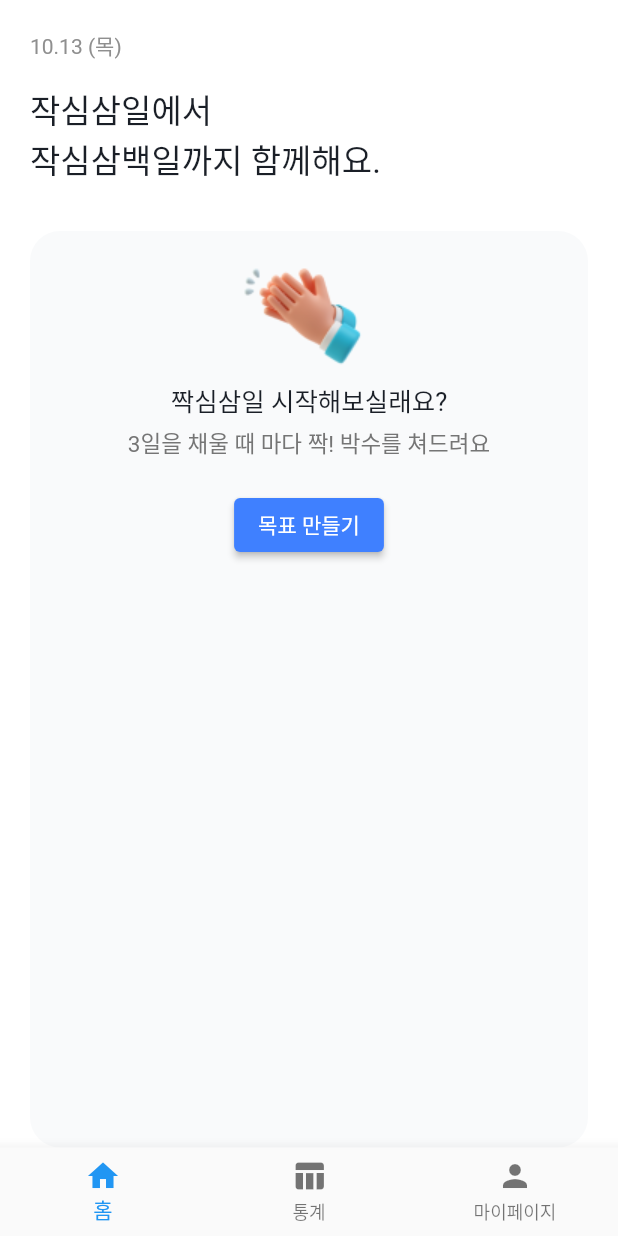
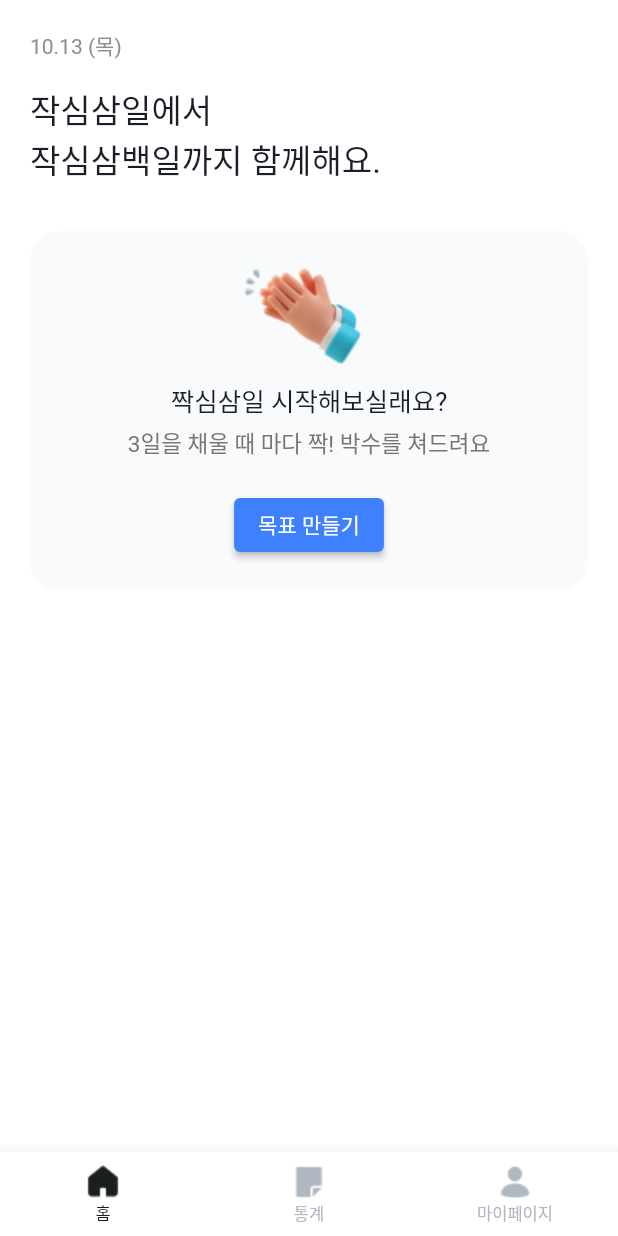
Before and after one commit to depromeet12th/three-days-flutter-archived, a Flutter app: the screen it shows after launch, on a phone screen of 412 x 824 dp. Run offline on Flutter 3.47's test engine with Material 2 defaults, Android fonts, the phone set to English and light mode, and no system bars; our stand-ins replace firebase_core, flutter_dotenv, sqflite; accounts and stored records are empty; Roboto replaces fonts that are missing (Suit).

```diff
--- a/lib/goal/goal_list_page.dart
+++ b/lib/goal/goal_list_page.dart
@@ -113,15 +113,21 @@ class _GoalListPageState extends State<GoalListPage> {
         bottomNavigationBar: BottomNavigationBar(
           items: const [
             BottomNavigationBarItem(
-              icon: Icon(Icons.home),
+              icon: ImageIcon(
+                AssetImage('images/icon_home.png'),
+              ),
               label: '홈',
             ),
             BottomNavigationBarItem(
-              icon: Icon(Icons.table_chart_rounded),
+              icon: ImageIcon(
+                AssetImage('images/icon_statistics.png'),
+              ),
               label: '통계',
             ),
             BottomNavigationBarItem(
-              icon: Icon(Icons.person),
+              icon: ImageIcon(
+                AssetImage('images/icon_mypage.png'),
+              ),
               label: '마이페이지',
             ),
           ],
@@ -144,8 +150,12 @@ class _GoalListPageState extends State<GoalListPage> {
 
   Widget _getGoals(List<Goal> goals) {
     if (goals.isEmpty) {
-      return const InitialGoal();
-    } else {
+      return Column(
+        children: const [
+          InitialGoal(),
+        ],
+      );
+    }
     return ListView.separated(
       scrollDirection: Axis.vertical,
       shrinkWrap: true,
@@ -157,7 +167,6 @@ class _GoalListPageState extends State<GoalListPage> {
       separatorBuilder: (BuildContext context, int index) =>
           const SizedBox(height: 10),
     );
-    }
   }
 
   /// goal_widget 에서 호출하는 콜백 메서드.
--- a/lib/my_app.dart
+++ b/lib/my_app.dart
@@ -7,21 +7,11 @@ import 'package:three_days/statistics_page.dart';
 class MyApp extends StatelessWidget {
   const MyApp({super.key});
 
-  // This widget is the root of your application.
   @override
   Widget build(BuildContext context) {
     return MaterialApp(
       title: 'Flutter Demo',
       theme: ThemeData(
-        // This is the theme of your application.
-        //
-        // Try running your application with "flutter run". You'll see the
-        // application has a blue toolbar. Then, without quitting the app, try
-        // changing the primarySwatch below to Colors.green and then invoke
-        // "hot reload" (press "r" in the console where you ran "flutter run",
-        // or simply save your changes to "hot reload" in a Flutter IDE).
-        // Notice that the counter didn't reset back to zero; the application
-        // is not restarted.
         primarySwatch: Colors.blue,
         scaffoldBackgroundColor: Colors.white,
         appBarTheme: const AppBarTheme(
@@ -31,14 +21,46 @@ class MyApp extends StatelessWidget {
             color: Color.fromRGBO(0x1A, 0x1F, 27, 1.0),
           ),
         ),
+        bottomNavigationBarTheme: const BottomNavigationBarThemeData(
+          backgroundColor: Colors.white,
+          selectedItemColor: Color.fromRGBO(0x1A, 0x1F, 27, 1.0),
+          selectedLabelStyle: TextStyle(
+            fontSize: 11,
+          ),
+          unselectedItemColor: Color.fromRGBO(0xB0, 0xB8, 0xC1, 1.0),
+          unselectedLabelStyle: TextStyle(
+            fontSize: 11,
+          ),
+        ),
         fontFamily: 'Suit',
       ),
       initialRoute: '/goal/list',
-      routes: {
-        '/goal/list': (context) => GoalListPage(),
-        '/goal/add': (context) => GoalAddPage(),
-        '/statistics': (context) => const StatisticsPage(),
-        '/mypage': (context) => const MypagePage(),
+      onGenerateRoute: (settings) {
+        if (settings.name == '/goal/list') {
+          return PageRouteBuilder(
+            settings: settings,
+            pageBuilder: (_, __, ___) => GoalListPage(),
+          );
+        }
+        if (settings.name == '/goal/add') {
+          return PageRouteBuilder(
+            settings: settings,
+            pageBuilder: (_, __, ___) => GoalAddPage(),
+          );
+        }
+        if (settings.name == '/statistics') {
+          return PageRouteBuilder(
+            settings: settings,
+            pageBuilder: (_, __, ___) => const StatisticsPage(),
+          );
+        }
+        if (settings.name == '/mypage') {
+          return PageRouteBuilder(
+            settings: settings,
+            pageBuilder: (_, __, ___) => const MypagePage(),
+          );
+        }
+        return MaterialPageRoute(builder: (_) => GoalListPage());
       },
     );
   }
```
Also changed, not shown: lib/mypage_page.dart (+9 -3 lines), lib/statistics_page.dart (+10 -4 lines), pubspec.yaml (+7 -0 lines), images/icon_home.png (added), images/icon_home.svg (added), images/icon_mypage.png (added), images/icon_mypage.svg (added), images/icon_statistics.png (added), images/icon_statistics.svg (added), pubspec.lock. Lines whose indentation alone changed are shown as unchanged.
